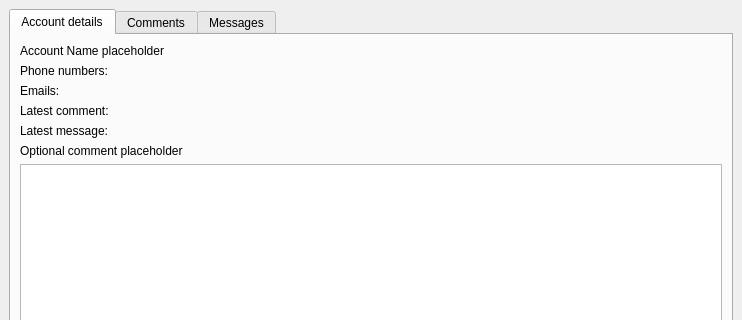
Above: callerdatawindow/callerdatawindow.ui from telepark/informer before the change; both pictures show x 0 to 742 and y 0 to 320 of the 742 by 529 pixel window. Below: the same form after it.
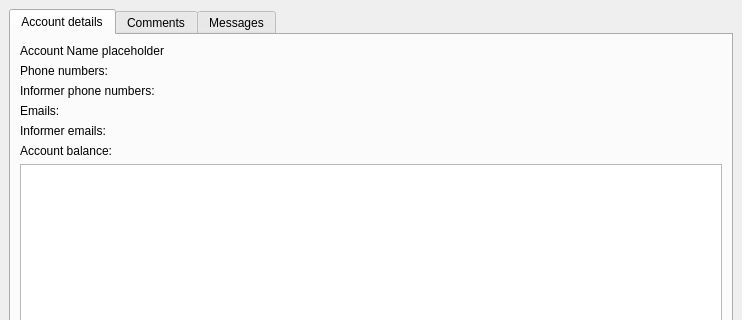
That is the form after the change.

Patch:
```diff
--- a/callerdatawindow/callerdatawindow.ui
+++ b/callerdatawindow/callerdatawindow.ui
@@ -52,6 +52,13 @@
               </property>
              </widget>
             </item>
+            <item>
+             <widget class="QLabel" name="informer_phonenumbers_label">
+              <property name="text">
+               <string>Informer phone numbers:</string>
+              </property>
+             </widget>
+            </item>
             <item>
              <widget class="QLabel" name="emails_label">
               <property name="text">
@@ -62,21 +69,14 @@
             <item>
              <widget class="QLabel" name="latest_comment_label">
               <property name="text">
-               <string>Latest comment:</string>
+               <string>Informer emails:</string>
               </property>
              </widget>
             </item>
             <item>
              <widget class="QLabel" name="latest_message_label">
               <property name="text">
-               <string>Latest message:</string>
-              </property>
-             </widget>
-            </item>
-            <item>
-             <widget class="QLabel" name="optional_comment1_label">
-              <property name="text">
-               <string>Optional comment placeholder</string>
+               <string>Account balance:</string>
               </property>
              </widget>
             </item>
```
Left out of the diff: 9 changed lines with no effect on the pictures.
